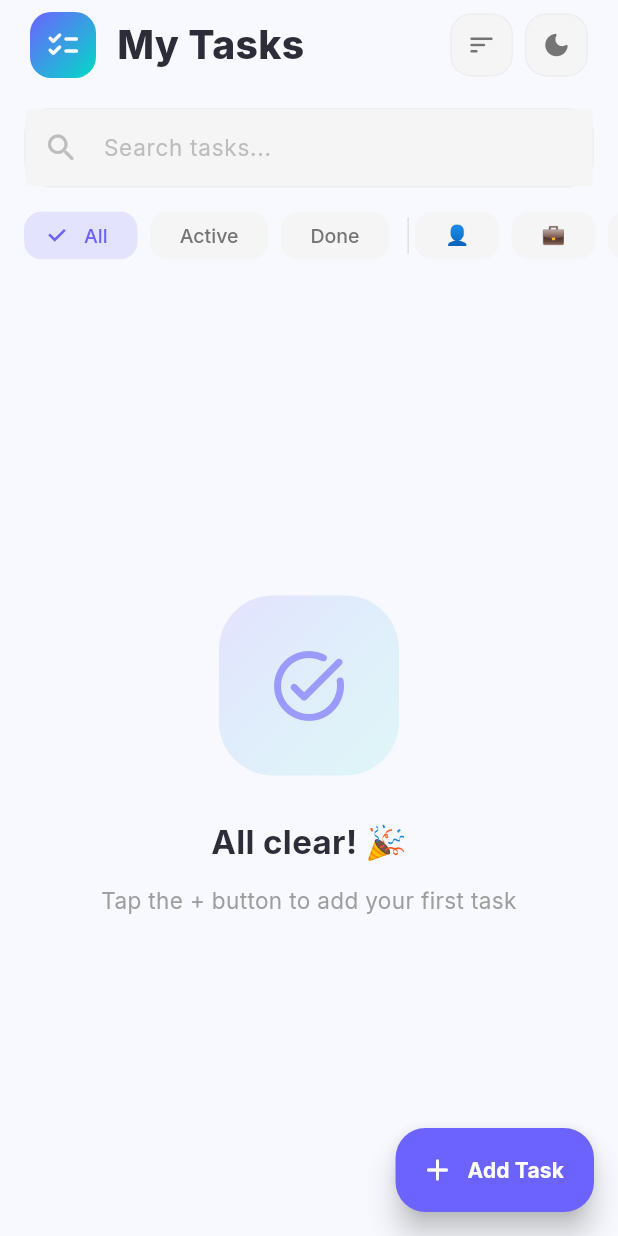
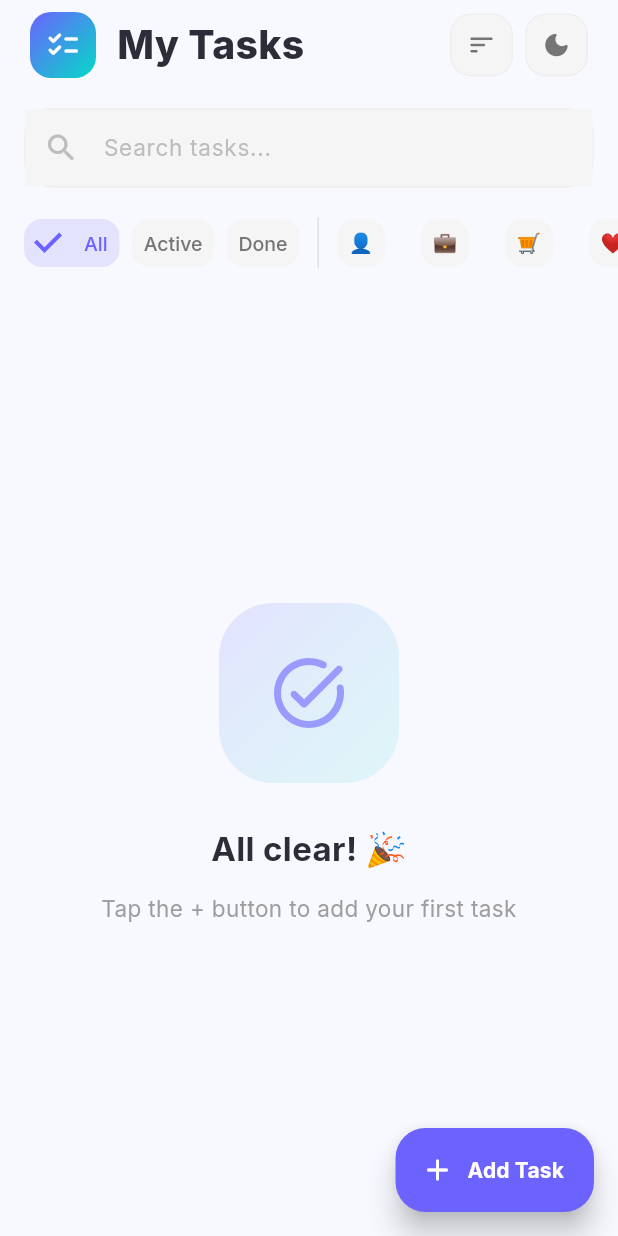
Before and after one commit to EngYahia25/Simple_to-do_Lisy, a Flutter app: the screen it shows after launch, on a phone screen of 412 x 824 dp. Run offline on Flutter 3.47's test engine with Material 3 defaults, Android fonts, the phone set to English and light mode, and no system bars; our stand-ins replace flutter_slidable, google_fonts, shared_preferences.

Commit message:
Fix FilterChips truncation for Active and Done text

```diff
--- a/flutter_todo/lib/screens/home_screen.dart
+++ b/flutter_todo/lib/screens/home_screen.dart
@@ -254,7 +254,7 @@ class _HomeScreenState extends State<HomeScreen> with TickerProviderStateMixin {
   // ── Filter Chips ───────────────────────────────────────────────────────
   Widget _buildFilterChips(TaskProvider provider, bool isDark) {
     return SizedBox(
-      height: 40,
+      height: 50,
       child: ListView(
         scrollDirection: Axis.horizontal,
         padding: const EdgeInsets.symmetric(horizontal: 16),
--- a/flutter_todo/lib/theme/app_theme.dart
+++ b/flutter_todo/lib/theme/app_theme.dart
@@ -69,7 +69,8 @@ class AppTheme {
           borderRadius: BorderRadius.circular(12),
         ),
         side: BorderSide.none,
-        padding: const EdgeInsets.symmetric(horizontal: 12, vertical: 6),
+        labelPadding: const EdgeInsets.symmetric(horizontal: 8),
+        padding: EdgeInsets.zero,
       ),
       inputDecorationTheme: InputDecorationTheme(
         filled: true,
@@ -139,7 +140,8 @@ class AppTheme {
           borderRadius: BorderRadius.circular(12),
         ),
         side: BorderSide.none,
-        padding: const EdgeInsets.symmetric(horizontal: 12, vertical: 6),
+        labelPadding: const EdgeInsets.symmetric(horizontal: 8),
+        padding: EdgeInsets.zero,
       ),
       inputDecorationTheme: InputDecorationTheme(
         filled: true,
```
Also changed, not shown: 1 other file.
